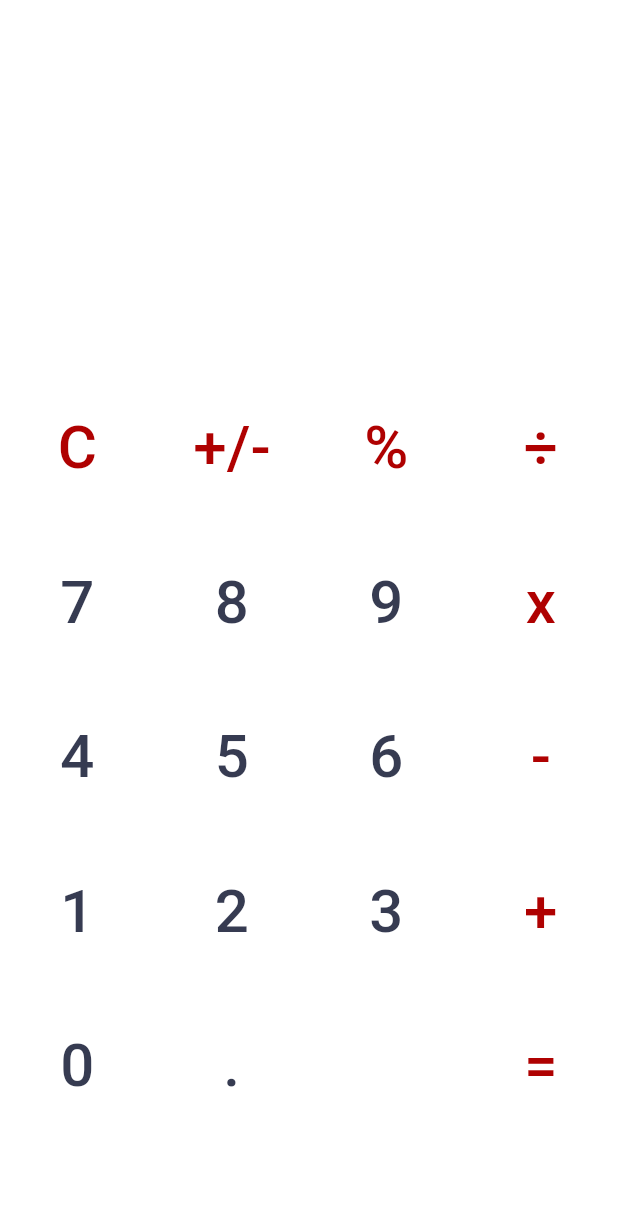
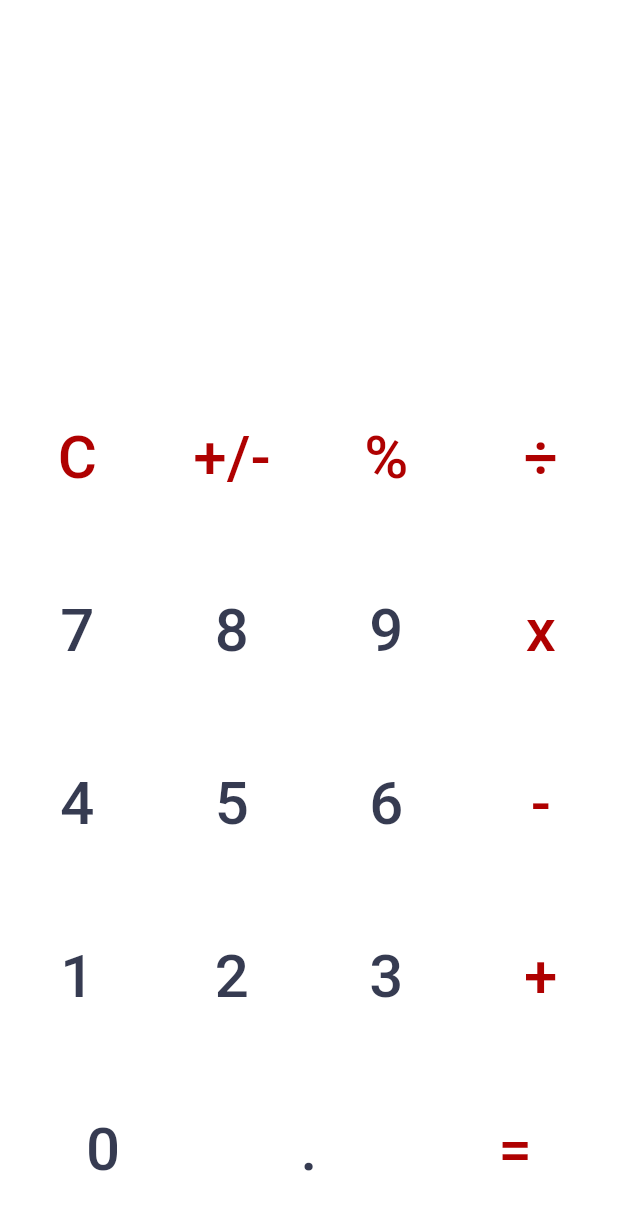
Before and after one commit to DarshDCoding/Kalcy-A_Flutter_Practice_Project, a Flutter app: the screen it shows after launch, on a phone screen of 412 x 824 dp. Shown: the top 1210 px of the screen. Run offline on Flutter 3.47's test engine with Material 3 defaults, Android fonts, the light colour scheme and no system bars.

Commit message:
changin grid layout to row layout

```diff
--- a/lib/main.dart
+++ b/lib/main.dart
@@ -242,47 +242,49 @@ class _KalcyState extends State<Kalcy> {
     final brightness = MediaQuery.of(context).platformBrightness;
     final isDark = brightness == Brightness.dark;
 
-    final buttons = [
+    final buttonsRows = [
       //row 1
+      [
         TextButton(onPressed: (){removeAllChar();}, child: buttonBody(sign: "C", type: "operator", isDark: isDark)),
         TextButton(onPressed: (){changeSign();}, child: buttonBody(sign: "+/-", type: "operator", isDark: isDark)),
         TextButton(onPressed: (){calPercentage(_displayText);}, child: buttonBody(sign: "%", type: "operator", isDark: isDark)),
         TextButton(onPressed: (){addOperator("\u00F7");}, child: buttonBody(sign: "\u00F7", type: "operator", isDark: isDark)),
-
+      ],
       //row 2
+      [
         TextButton(onPressed: (){addChar("7");}, child: buttonBody(sign: "7", type: "number", isDark: isDark)),
         TextButton(onPressed: (){addChar("8");}, child: buttonBody(sign: "8", type: "number", isDark: isDark)),
         TextButton(onPressed: (){addChar("9");}, child: buttonBody(sign: "9", type: "number", isDark: isDark)),
         TextButton(onPressed: (){addOperator("x");}, child: buttonBody(sign: "x", type: "operator", isDark: isDark)),
+      ],
 
       //row 3
+      [
         TextButton(onPressed: (){addChar("4");}, child: buttonBody(sign: "4", type: "number", isDark: isDark)),
         TextButton(onPressed: (){addChar("5");}, child: buttonBody(sign: "5", type: "number", isDark: isDark)),
         TextButton(onPressed: (){addChar("6");}, child: buttonBody(sign: "6", type: "number", isDark: isDark)),
         TextButton(onPressed: (){addOperator("-");}, child: buttonBody(sign: "-", type: "operator", isDark: isDark)),
+      ],
 
       //row 4
+      [
         TextButton(onPressed: (){addChar("1");}, child: buttonBody(sign: "1", type: "number", isDark: isDark)),
         TextButton(onPressed: (){addChar("2");}, child: buttonBody(sign: "2", type: "number", isDark: isDark)),
         TextButton(onPressed: (){addChar("3");}, child: buttonBody(sign: "3", type: "number", isDark: isDark)),
         TextButton(onPressed: (){addOperator("+");}, child: buttonBody(sign: "+", type: "operator", isDark: isDark)),
-
+      ],
       //row 5
+      [
         TextButton(onPressed: (){addChar("0");}, child: buttonBody(sign: "0", type: "number", isDark: isDark)),
         TextButton(onPressed: (){addDecimal(_displayText);}, child: buttonBody(sign: ".", type: "number", isDark: isDark)),
-      SizedBox(width: 50,),
         TextButton(onPressed: (){calValue(_displayText);}, child: Container(
-        // width: 500,
-        decoration: BoxDecoration(
-          // color: Colors.green,
-        ),
         child: Text("=", style: TextStyle(
           color: colors["operatorsColor"],
           fontSize: 40
           ),
         ),
       ),
-      )
+      )]
     ];
 
     return MaterialApp(
@@ -306,12 +308,15 @@ class _KalcyState extends State<Kalcy> {
               )),
             Expanded(
               flex: 7,
-              child:GridView.builder(
-                itemCount: buttons.length,
-                gridDelegate: SliverGridDelegateWithFixedCrossAxisCount(crossAxisCount: 4),
-                itemBuilder: (context, index) {
-                  return buttons[index];
-                },
+              child:Column(
+                children: buttonsRows.map((row){
+                  return Expanded(child: Row(
+                    children: row.map((button){
+                      return
+                       Expanded(child: button);
+                    }).toList(),
+                  ));
+                }).toList(),
               ))
           ],
         ),
```
Lines whose indentation alone changed are shown as unchanged.
